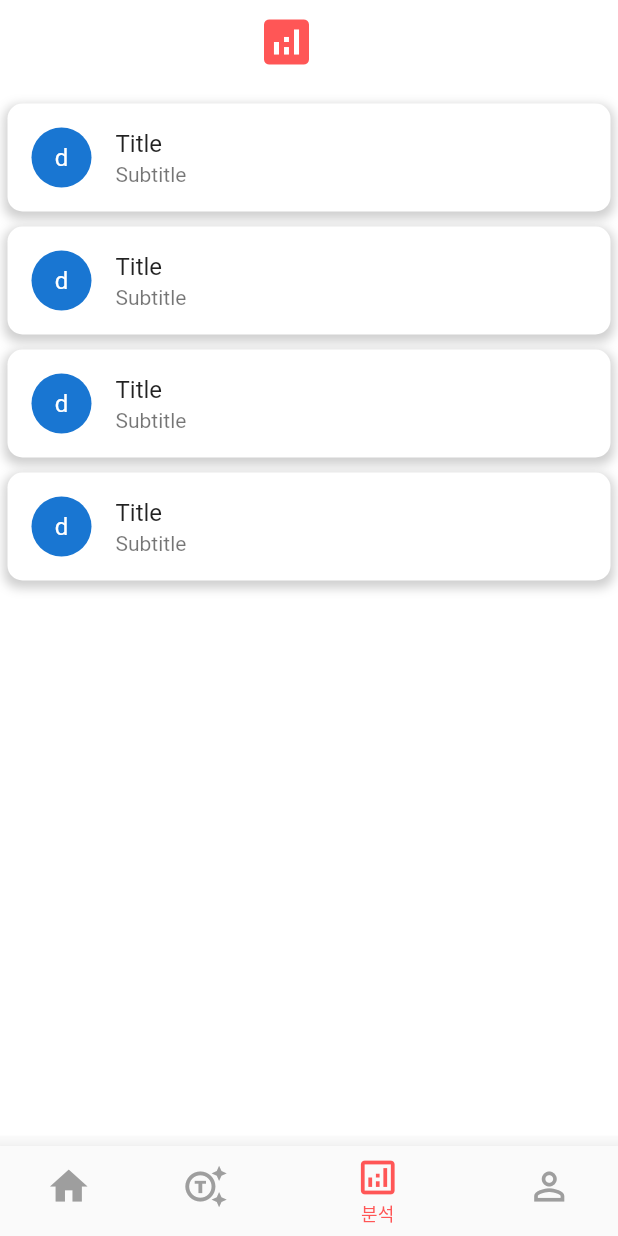
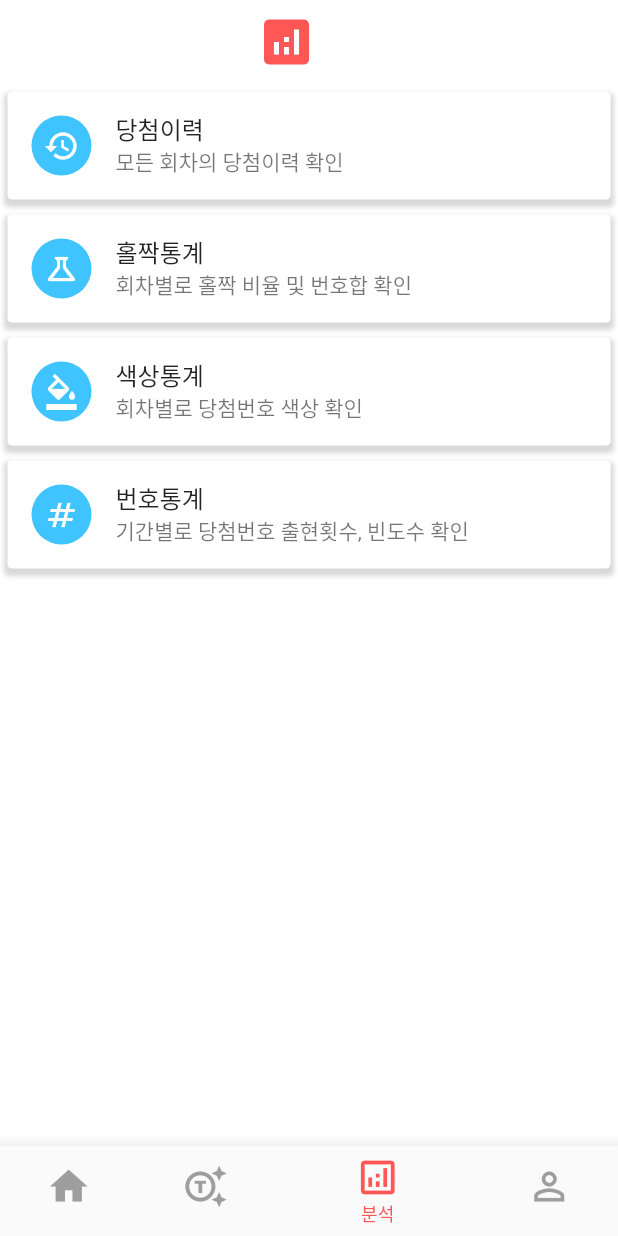
Before and after one commit to day0ung/mirea_on, a Flutter app: the screen it shows after launch, swiped to page 3, on a phone screen of 412 x 824 dp. Run offline on Flutter 3.47's test engine with Material 2 defaults, Android fonts, the phone set to English and light mode, and no system bars; our stand-ins replace shared_preferences.

Commit message:
chore : alnalyzepage 구성

```diff
--- a/front-end/mirea_on/lib/models/model_tilelist.dart
+++ b/front-end/mirea_on/lib/models/model_tilelist.dart
@@ -1,6 +1,10 @@
 import 'package:flutter/cupertino.dart';
 import 'package:flutter/material.dart';
 
+import '../widgets/analyze/color_analyze.dart';
+import '../widgets/analyze/history_analyze.dart';
+import '../widgets/analyze/number_analyze.dart';
+import '../widgets/analyze/snliffling_analyze.dart';
 import '../widgets/lottery/algorithm_raffle.dart';
 import '../widgets/lottery/basic_raffle.dart';
 import '../widgets/lottery/colors_raffle.dart';
@@ -25,3 +29,16 @@ class RaffleTiles {
 
   static List<WidgetTile> get raffleTiles => _raffleTiles;
 }
+
+class Analyzetiles{
+
+  static final List<WidgetTile> _analyzeTiles = [
+    WidgetTile(HistoryAnalyzeWidget(), Icons.history_outlined, '당첨이력', '모든 회차의 당첨이력 확인'),
+    WidgetTile(SnlifflingAnalyzeWidget(), Icons.science_outlined, '홀짝통계', '회차별로 홀짝 비율 및 번호합 확인'),
+    WidgetTile(ColorAnalyzeWidget(), Icons.format_color_fill, '색상통계', '회차별로 당첨번호 색상 확인'),
+    WidgetTile(NumberAnalyzeWidget(), Icons.numbers, '번호통계', '기간별로 당첨번호 출현횟수, 빈도수 확인'),
+  ];
+
+  static List<WidgetTile> get analyzeTiles => _analyzeTiles;
+
+}
--- a/front-end/mirea_on/lib/pages/page_analyze.dart
+++ b/front-end/mirea_on/lib/pages/page_analyze.dart
@@ -1,10 +1,8 @@
 import 'package:flutter/material.dart';
 
+import '../models/model_tilelist.dart';
 import '../utils/colors.dart';
-import '../widgets/lottery/algorithm_raffle.dart';
-import '../widgets/lottery/basic_raffle.dart';
-import '../widgets/lottery/colors_raffle.dart';
-import '../widgets/lottery/sniffling_raffle.dart';
+
 
 class AnalyzePage extends StatefulWidget{
   const AnalyzePage({Key? key}) : super(key: key);
@@ -14,12 +12,7 @@ class AnalyzePage extends StatefulWidget{
 }
 
 class _AnalyzePage extends State<AnalyzePage>{
-  static final List<Widget> _widgetOptions = <Widget>[
-    BasicWidget(),
-    SnifflingWidget(),
-    ColorsWidget(),
-    AlgorithmWidget(),
-  ];
+  static final List<WidgetTile> tileList = Analyzetiles.analyzeTiles;
 
   @override
   Widget build(BuildContext context) {
@@ -42,37 +35,37 @@ class _AnalyzePage extends State<AnalyzePage>{
       body: Container(
         padding: const EdgeInsets.all(5),
         child: ListView.separated(
-          padding: const EdgeInsets.symmetric(vertical: 8),
-          itemCount: _widgetOptions.length,
-          separatorBuilder: (BuildContext context, int index) =>
-              SizedBox(height: 10),
+          itemCount: tileList.length,
+          separatorBuilder: (BuildContext context, int index) => SizedBox(height: 10),
           itemBuilder: (BuildContext context, int index) {
             return InkWell(
-              onTap: () {
-                Navigator.push(
+              onTap: () async {
+                await Navigator.push<List<int>>(
                   context,
-                  MaterialPageRoute(builder: (context) => _widgetOptions[index]),
+                  MaterialPageRoute(builder: (context) => tileList[index].widget),
                 );
+
               },
               child: Container(
                 decoration: BoxDecoration(
                   color: Colors.white,
-                  borderRadius: BorderRadius.circular(10),
+                  borderRadius: BorderRadius.circular(3),
                   boxShadow: [
                     BoxShadow(
-                      color: Colors.grey.withOpacity(0.5),
+                      color: Colors.grey.withOpacity(0.4),
                       spreadRadius: 2,
-                      blurRadius: 5,
+                      blurRadius: 2,
                       offset: Offset(0, 3),
                     ),
                   ],
                 ),
                 child: ListTile(
                   leading: ExcludeSemantics(
-                    child: CircleAvatar(child: Text('d')),
+                      child:
+                      CircleAvatar(child: Icon(tileList[index].icon ,color: Colors.white,), backgroundColor: Colors.lightBlueAccent,)
                   ),
-                  title: Text("Title"),
-                  subtitle: Text("Subtitle"),
+                  title: Text(tileList[index].title),
+                  subtitle: Text(tileList[index].subTitle),
                 ),
               ),
             );
```
Also changed, not shown: front-end/mirea_on/lib/widgets/analyze/color_analyze.dart (added, +29 -0 lines), front-end/mirea_on/lib/widgets/analyze/history_analyze.dart (added, +29 -0 lines), front-end/mirea_on/lib/widgets/analyze/number_analyze.dart (added, +29 -0 lines), front-end/mirea_on/lib/widgets/analyze/snliffling_analyze.dart (added, +29 -0 lines).
